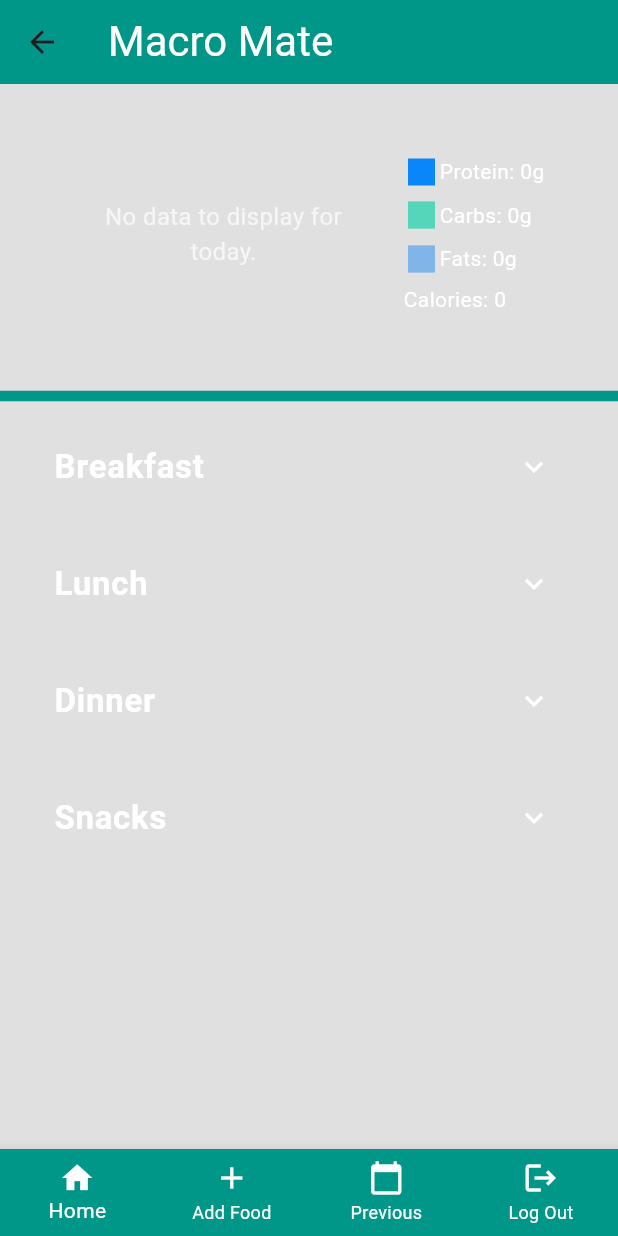
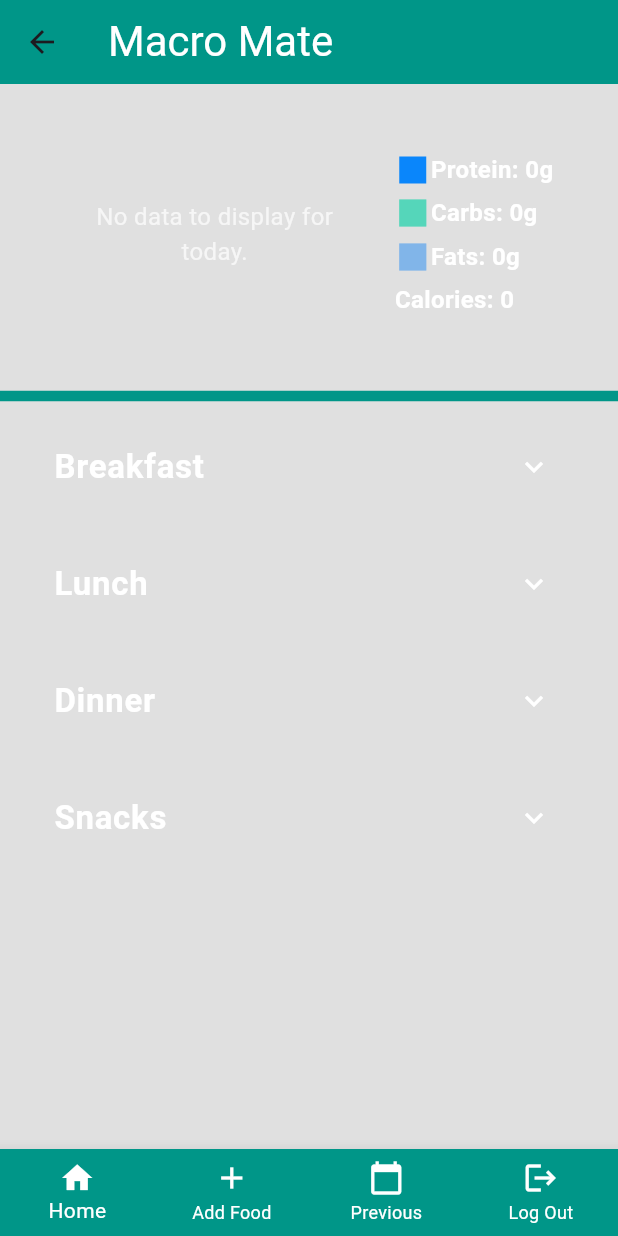
Before and after one commit to ajosorio/Calorie-Tracker-Project, a Flutter app: the HomeScreen screen opened directly, on a phone screen of 412 x 824 dp. Run offline on Flutter 3.47's test engine with Material 3 defaults, Android fonts, the phone set to English and light mode, and no system bars; our stand-ins replace cloud_firestore, firebase_auth, firebase_core, pie_chart; accounts and stored records are empty.

Commit message:
Changed "no data" to "no foods" in widgets. Changed fontweight of daily macros/calories

```diff
--- a/calorie_tracker_app/lib/main.dart
+++ b/calorie_tracker_app/lib/main.dart
@@ -253,9 +253,9 @@ class _HomeScreenState extends State<HomeScreen> {
                                   Text(
                                     "Protein: ${totalProtein.toInt()}g",
                                     style: const TextStyle(
-                                      fontSize: 14,
-                                      color: Colors.white,
-                                    ),
+                                        fontSize: 16,
+                                        color: Colors.white,
+                                        fontWeight: FontWeight.w600),
                                   ),
                                 ],
                               ),
@@ -269,8 +269,9 @@ class _HomeScreenState extends State<HomeScreen> {
                                   Text(
                                     "Carbs: ${totalCarbs.toInt()}g",
                                     style: const TextStyle(
-                                      fontSize: 14,
+                                      fontSize: 16,
                                       color: Colors.white,
+                                      fontWeight: FontWeight.w600,
                                     ),
                                   ),
                                 ],
@@ -287,8 +288,9 @@ class _HomeScreenState extends State<HomeScreen> {
                                   Text(
                                     "Fats: ${totalFats.toInt()}g",
                                     style: const TextStyle(
-                                      fontSize: 14,
+                                      fontSize: 16,
                                       color: Colors.white,
+                                      fontWeight: FontWeight.w600,
                                     ),
                                   ),
                                 ],
@@ -299,8 +301,9 @@ class _HomeScreenState extends State<HomeScreen> {
                               Text(
                                 "Calories: ${calories.toInt()}",
                                 style: const TextStyle(
-                                  fontSize: 14,
+                                  fontSize: 16,
                                   color: Colors.white,
+                                  fontWeight: FontWeight.w600,
                                 ),
                               ),
                             ],
--- a/calorie_tracker_app/lib/widgets/food_dropdown.dart
+++ b/calorie_tracker_app/lib/widgets/food_dropdown.dart
@@ -69,7 +69,7 @@ Widget foodDropdown(
                 )
               : const Center(
                   child: Text(
-                    'NO DATA',
+                    'NO FOODS LOGGED',
                     style: TextStyle(
                       color: Colors.white,
                     ),
--- a/calorie_tracker_app/lib/widgets/meal_dropdown.dart
+++ b/calorie_tracker_app/lib/widgets/meal_dropdown.dart
@@ -71,9 +71,9 @@ Widget mealDropdown(
                   ) =>
                       const Divider(),
                 )
-              : const Center(
+              : Center(
                   child: Text(
-                    'NO DATA',
+                    'NO FOODS LOGGED YET',
                     style: TextStyle(
                       color: Colors.white,
                     ),
```
